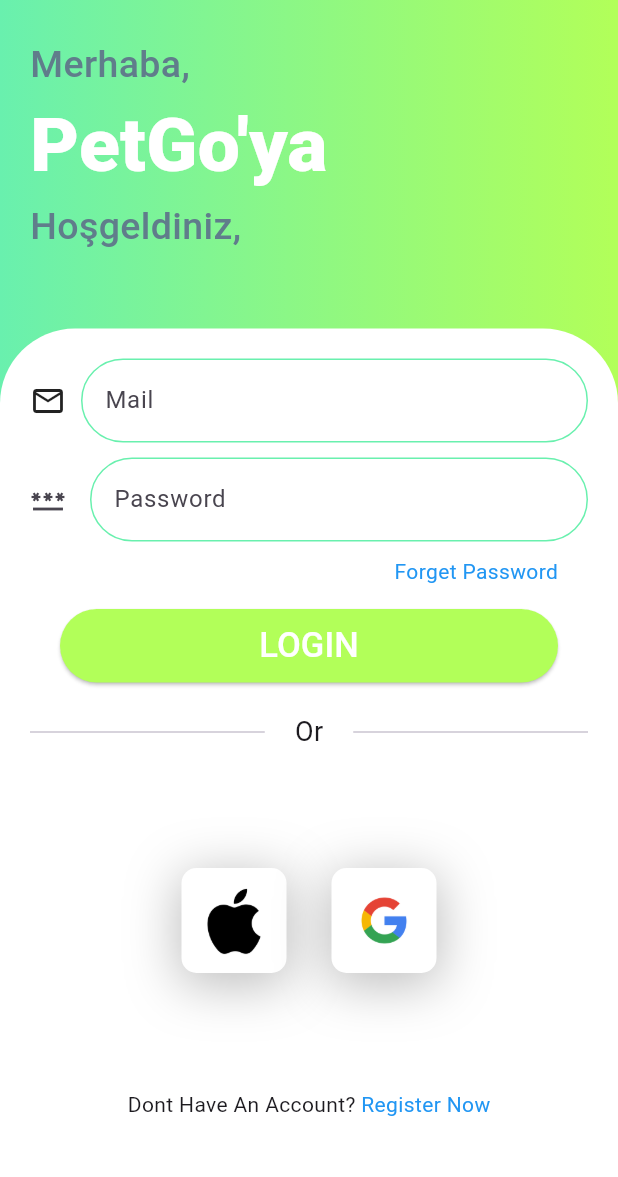
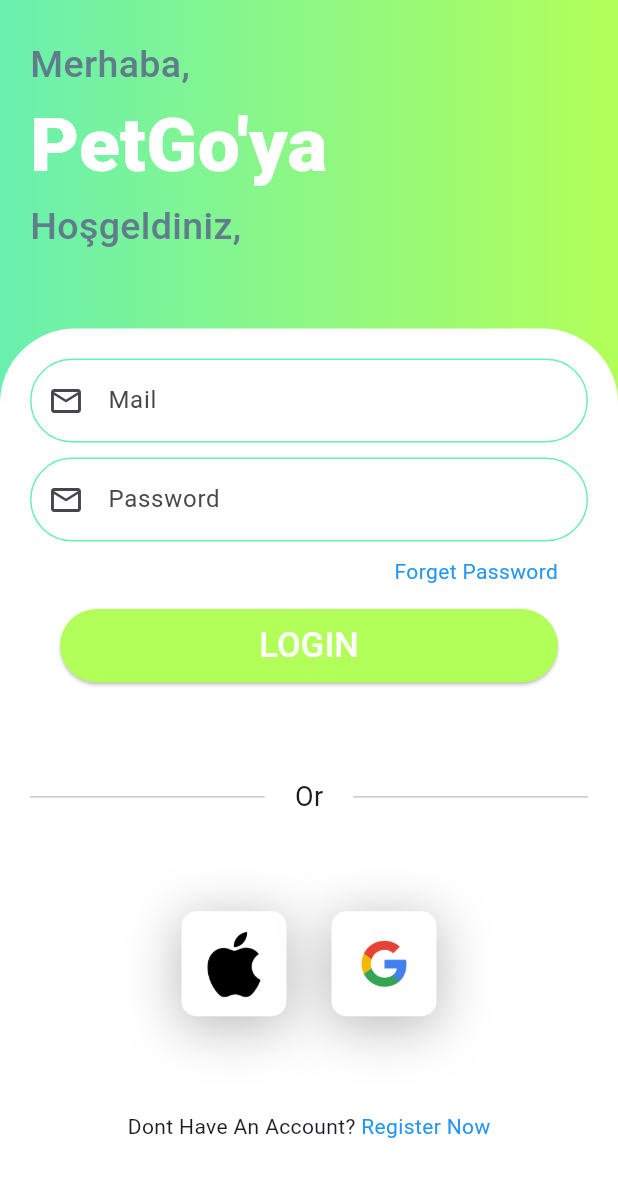
Before and after one commit to GokhanOzkaya/Login_Page_With_Flutter, a Flutter app: the screen it shows after launch, on a phone screen of 412 x 824 dp. Shown: the top 1177 px of the screen. Run offline on Flutter 3.47's test engine with Material 2 defaults, Android fonts, the phone set to English and light mode, and no system bars.

```diff
--- a/lib/componenets.dart
+++ b/lib/componenets.dart
@@ -6,11 +6,10 @@ Padding buildLoginForm() {
     child: Column(children: [
       Row(
         children: [
-          Icon(Icons.mail_outline),
-          SizedBox(width: 10.0), // add some spacing between the icon and the text field
           Expanded(
             child: TextFormField(
               decoration: InputDecoration(
+                prefixIcon: Icon(Icons.mail_outline),
                 hintText: 'Mail',
                 filled: true,
                 fillColor: Colors.white10,
@@ -27,13 +26,17 @@ Padding buildLoginForm() {
           ),
         ],
       ),
+
       SizedBox(
         height: 10,
       ),
-      TextFormField(
+      Row(
+        children: [
+          Expanded(
+            child: TextFormField(
               decoration: InputDecoration(
+                prefixIcon: Icon(Icons.mail_outline),
                 hintText: 'Password',
-          icon: Icon(Icons.password),
                 filled: true,
                 fillColor: Colors.white10,
                 enabledBorder: OutlineInputBorder(
@@ -46,6 +49,10 @@ Padding buildLoginForm() {
                 ),
               ),
             ),
+          ),
+        ],
+      ),
+
       SizedBox(
         height: 10,
       ),
@@ -70,6 +77,18 @@ Expanded buildLoginAppleGoogle() {
     child: Column(
       mainAxisAlignment: MainAxisAlignment.spaceEvenly,
       children: [
+
+        Row(
+          children: [
+            SizedBox(width: 20,),
+            Expanded(child: Divider(height: 12,)),
+            SizedBox(width: 20,),
+            Text('Or',style: TextStyle(fontSize: 18),),
+            SizedBox(width: 20,),
+            Expanded(child: Divider(height: 12,)),
+            SizedBox(width: 20,),
+          ],
+        ),
         Row(
           mainAxisAlignment: MainAxisAlignment.center,
           children: [
--- a/lib/main.dart
+++ b/lib/main.dart
@@ -28,7 +28,27 @@ class LoginPage extends StatefulWidget {
   State<LoginPage> createState() => _LoginPageState();
 }
 
-class _LoginPageState extends State<LoginPage> {
+class _LoginPageState extends State<LoginPage> with WidgetsBindingObserver {
+  bool isKeyboardVisible = false;
+
+  @override
+  void initState() {
+    super.initState();
+    WidgetsBinding.instance.addObserver(this);
+  }
+
+  @override
+  void dispose() {
+    WidgetsBinding.instance.removeObserver(this);
+    super.dispose();
+  }
+  @override
+  void didChangeMetrics() {
+    final bottomInset = WidgetsBinding.instance.window.viewInsets.bottom;
+    setState(() {
+      isKeyboardVisible = bottomInset > 0;
+    });
+  }
   @override
   Widget build(BuildContext context) {
     return Scaffold(
@@ -119,21 +139,8 @@ class _LoginPageState extends State<LoginPage> {
                         ],
                       ),
                     ),
-                    SizedBox(height: 20,),
-                    Row(
-                      children: [
-                        SizedBox(width: 20,),
-                        Expanded(child: Divider(height: 12,)),
-                        SizedBox(width: 20,),
-                        Text('Or',style: TextStyle(fontSize: 18),),
-                        SizedBox(width: 20,),
-                        Expanded(child: Divider(height: 12,)),
-                        SizedBox(width: 20,),
-                      ],
-                    ),
+                    if(!isKeyboardVisible)buildLoginAppleGoogle(),
 
-
-                    buildLoginAppleGoogle(),
                   ],
                 ),
               ),
```
Lines whose indentation alone changed are shown as unchanged.
